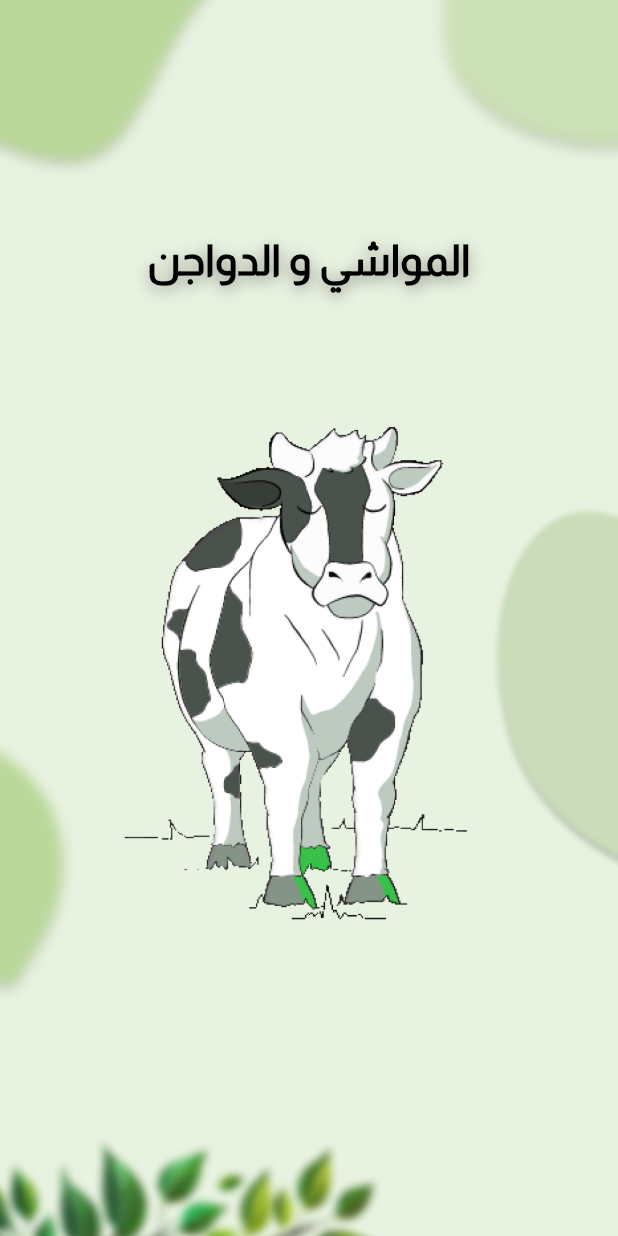
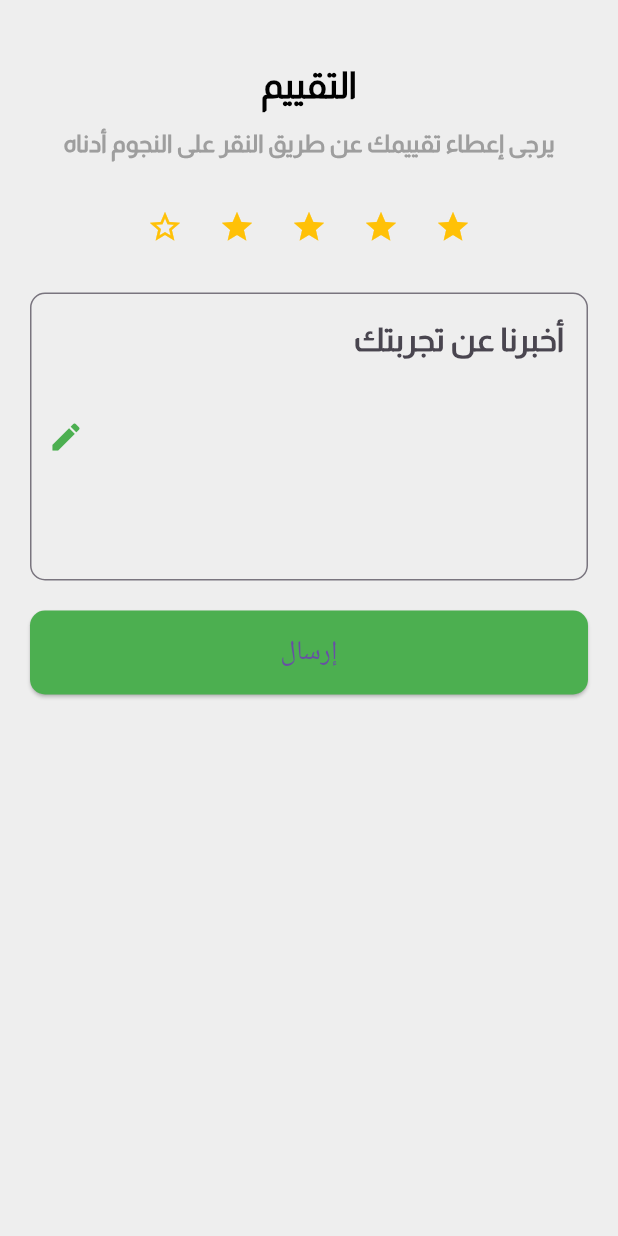
Before and after one commit to Big-cart/BIG-CART, a Flutter app: the screen it shows after launch, on a phone screen of 412 x 824 dp. Run offline on Flutter 3.47's test engine with Material 3 defaults, Android fonts, the light colour scheme and no system bars; our stand-ins replace curved_navigation_bar, dartz, flutter_screenutil, geolocator, get, google_fonts and 2 more; missing offline and left inert: image_pixels.

Commit message:
some changes

```diff
--- a/lib/View/Screens/Users_View/evaluation.dart
+++ b/lib/View/Screens/Users_View/rate.dart
@@ -1,26 +1,30 @@
+import 'package:big_cart/core/Widgets/app_scaffold.dart';
 import 'package:flutter/material.dart';
 
-class Evaluation extends StatelessWidget {
+class Rate extends StatelessWidget {
+  const Rate({super.key});
+
   @override
   Widget build(BuildContext context) {
-    return Scaffold(
+    return AppScaffold(
+      isPadding: false,
       appBar: AppBar(),
-      body: Padding(
+      child: Padding(
         padding: const EdgeInsets.symmetric(horizontal: 20),
         child: SingleChildScrollView(
           child: Column(
             crossAxisAlignment: CrossAxisAlignment.center,
             children: [
-              SizedBox(height: 40),
-              Text(
+              const SizedBox(height: 40),
+              const Text(
                 'التقييم',
                 style: TextStyle(
                   fontSize: 24,
                   fontWeight: FontWeight.bold,
                 ),
               ),
-              SizedBox(height: 10),
-              Text(
+              const SizedBox(height: 10),
+              const Text(
                 'يرجى إعطاء تقييمك عن طريق النقر على النجوم أدناه',
                 textAlign: TextAlign.center,
                 style: TextStyle(
@@ -28,7 +32,7 @@ class Evaluation extends StatelessWidget {
                   color: Colors.grey,
                 ),
               ),
-              SizedBox(height: 20),
+              const SizedBox(height: 20),
               Row(
                 mainAxisAlignment: MainAxisAlignment.center,
                 children: List.generate(5, (index) {
@@ -44,7 +48,7 @@ class Evaluation extends StatelessWidget {
                   );
                 }),
               ),
-              SizedBox(height: 20),
+              const SizedBox(height: 20),
               TextField(
                 maxLines: 5,
                 decoration: InputDecoration(
@@ -52,16 +56,17 @@ class Evaluation extends StatelessWidget {
                   border: OutlineInputBorder(
                     borderRadius: BorderRadius.circular(10),
                   ),
-                  suffixIcon: Icon(Icons.edit),
+                  suffixIcon: const Icon(Icons.edit),
                 ),
               ),
-              SizedBox(height: 20),
+              const SizedBox(height: 20),
               ElevatedButton(
                 onPressed: () {
                   // Add your submit functionality here
                 },
                 style: ElevatedButton.styleFrom(
-                  padding: EdgeInsets.symmetric(vertical: 15), backgroundColor: Colors.green,
+                  padding: const EdgeInsets.symmetric(vertical: 15),
+                  backgroundColor: Colors.green,
                   shape: RoundedRectangleBorder(
                     borderRadius: BorderRadius.circular(10),
                   ),
@@ -69,7 +74,7 @@ class Evaluation extends StatelessWidget {
                 child: Container(
                   width: double.infinity,
                   alignment: Alignment.center,
-                  child: Text(
+                  child: const Text(
                     'إرسال',
                     style: TextStyle(fontSize: 18),
                   ),
@@ -79,7 +84,6 @@ class Evaluation extends StatelessWidget {
           ),
         ),
       ),
-      backgroundColor: Colors.grey.shade200,
     );
   }
 }
--- a/lib/main.dart
+++ b/lib/main.dart
@@ -4,6 +4,7 @@ import 'package:big_cart/View/Screens/Auth/SelectionScreen.dart';
 // import 'package:big_cart/View/Screens/home.dart';
 import 'package:big_cart/View/Screens/Auth/login.dart';
 import 'package:big_cart/View/Screens/Users_View/cow_screen.dart';
+import 'package:big_cart/View/Screens/Users_View/rate.dart';
 import 'package:big_cart/View/Screens/Users_View/home.dart';
 import 'package:big_cart/View/Screens/Users_View/product.dart';
 import 'package:big_cart/View/Widgets/categery_product.dart';
@@ -19,6 +20,7 @@ import 'package:big_cart/View/Screens/Users_View/empty_cart.dart';
 import 'package:big_cart/core/Routes/app_routes.dart';
 import 'package:big_cart/core/Theme/theme.dart';
 import 'package:big_cart/routes.dart';
+import 'package:dartz/dartz.dart';
 
 // import 'package:big_cart/view/Screens/bigin_prodact.dart';
 // import 'package:big_cart/view/Screens/shopping_cart.dart';
@@ -69,7 +71,7 @@ class MyApp extends StatelessWidget {
             //  ),
             );
       },
-      child: const CowScreen(),
+      child: const Rate(),
 
 //       child: const Onboarding(),
     );
```
